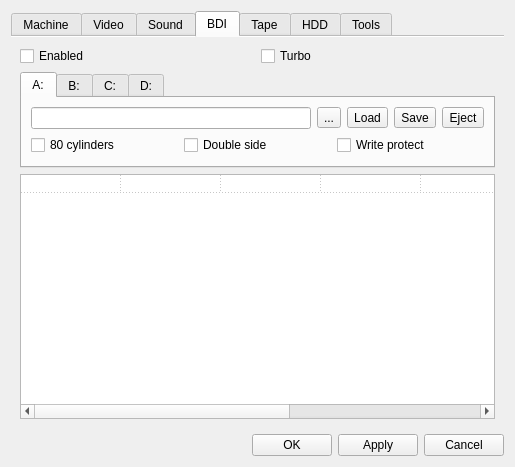
Qt form ui/setupwin.ui (samstyle/Xpeccy) before a commit.
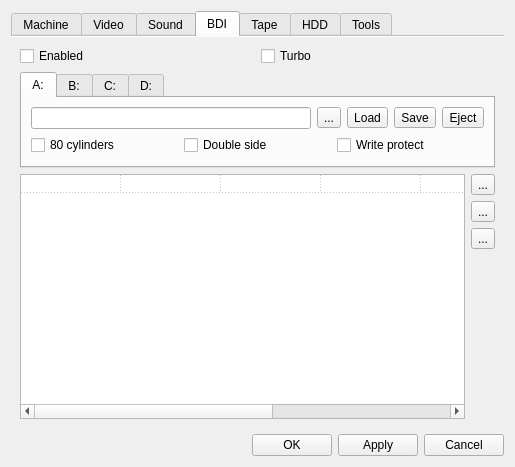
The same form after that commit. The open tabs and pages were chosen to show the change. Icons and pictures are not drawn.

Patch:
```diff
--- a/ui/setupwin.ui
+++ b/ui/setupwin.ui
@@ -6,8 +6,8 @@
    <rect>
     <x>0</x>
     <y>0</y>
-    <width>507</width>
-    <height>451</height>
+    <width>505</width>
+    <height>449</height>
    </rect>
   </property>
   <property name="sizePolicy">
@@ -1027,7 +1027,7 @@
         <attribute name="title">
          <string>BDI</string>
         </attribute>
-        <layout class="QVBoxLayout" name="verticalLayout_6" stretch="0,0,10">
+        <layout class="QVBoxLayout" name="verticalLayout_27" stretch="0,0,10">
          <item>
           <layout class="QGridLayout" name="gridLayout_6">
            <item row="0" column="0">
@@ -1386,6 +1386,8 @@
           </widget>
          </item>
          <item>
+          <layout class="QHBoxLayout" name="horizontalLayout_20">
+           <item>
           <widget class="QTableWidget" name="disklist">
            <property name="contextMenuPolicy">
             <enum>Qt::ActionsContextMenu</enum>
@@ -1461,6 +1463,67 @@
            </column>
           </widget>
          </item>
+           <item>
+            <layout class="QVBoxLayout" name="verticalLayout_6">
+             <item>
+              <widget class="QToolButton" name="tbToTape">
+               <property name="toolTip">
+                <string>Copy to tape</string>
+               </property>
+               <property name="text">
+                <string>...</string>
+               </property>
+               <property name="icon">
+                <iconset resource="../xpeccy.qrc">
+                 <normaloff>:/images/tape.png</normaloff>:/images/tape.png</iconset>
+               </property>
+              </widget>
+             </item>
+             <item>
+              <widget class="QToolButton" name="tbToHobeta">
+               <property name="toolTip">
+                <string>Save as hobeta</string>
+               </property>
+               <property name="text">
+                <string>...</string>
+               </property>
+               <property name="icon">
+                <iconset resource="../xpeccy.qrc">
+                 <normaloff>:/images/dollar.png</normaloff>:/images/dollar.png</iconset>
+               </property>
+              </widget>
+             </item>
+             <item>
+              <widget class="QToolButton" name="tbToRaw">
+               <property name="toolTip">
+                <string>Save as raw</string>
+               </property>
+               <property name="text">
+                <string>...</string>
+               </property>
+               <property name="icon">
+                <iconset resource="../xpeccy.qrc">
+                 <normaloff>:/images/filebin.png</normaloff>:/images/filebin.png</iconset>
+               </property>
+              </widget>
+             </item>
+             <item>
+              <spacer name="verticalSpacer_3">
+               <property name="orientation">
+                <enum>Qt::Vertical</enum>
+               </property>
+               <property name="sizeHint" stdset="0">
+                <size>
+                 <width>20</width>
+                 <height>40</height>
+                </size>
+               </property>
+              </spacer>
+             </item>
+            </layout>
+           </item>
+          </layout>
+         </item>
         </layout>
        </widget>
        <widget class="QWidget" name="tab5">
```
Left out of the diff: 40 changed lines with no effect on the pictures. Lines whose indentation alone changed are shown as unchanged.
